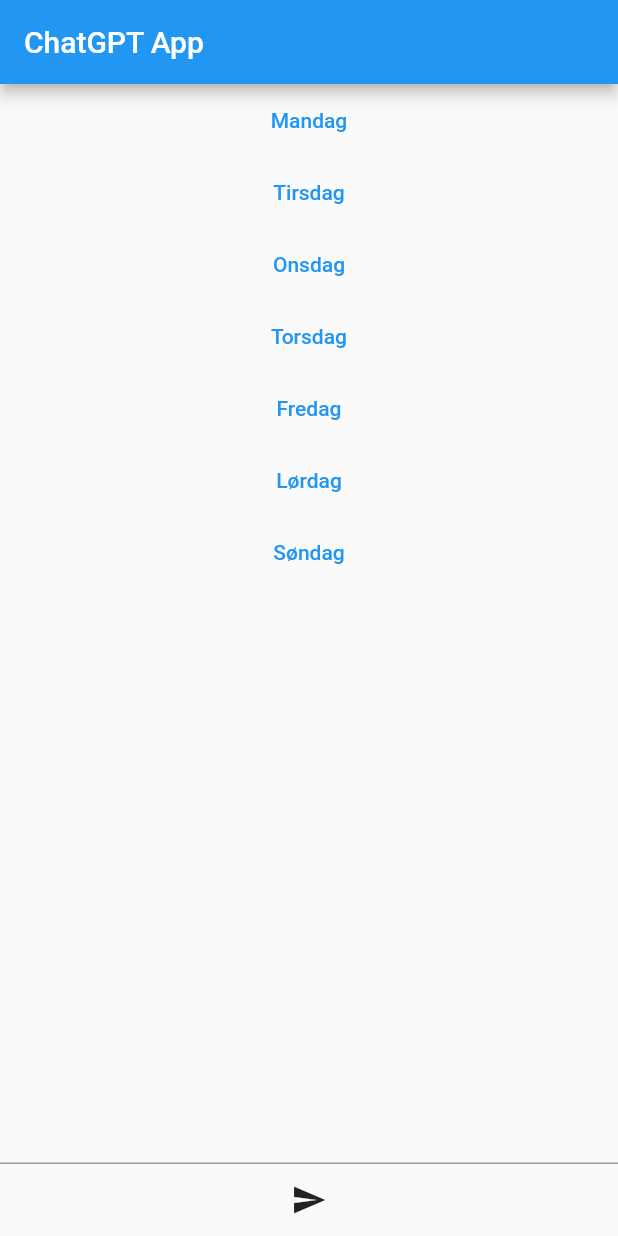
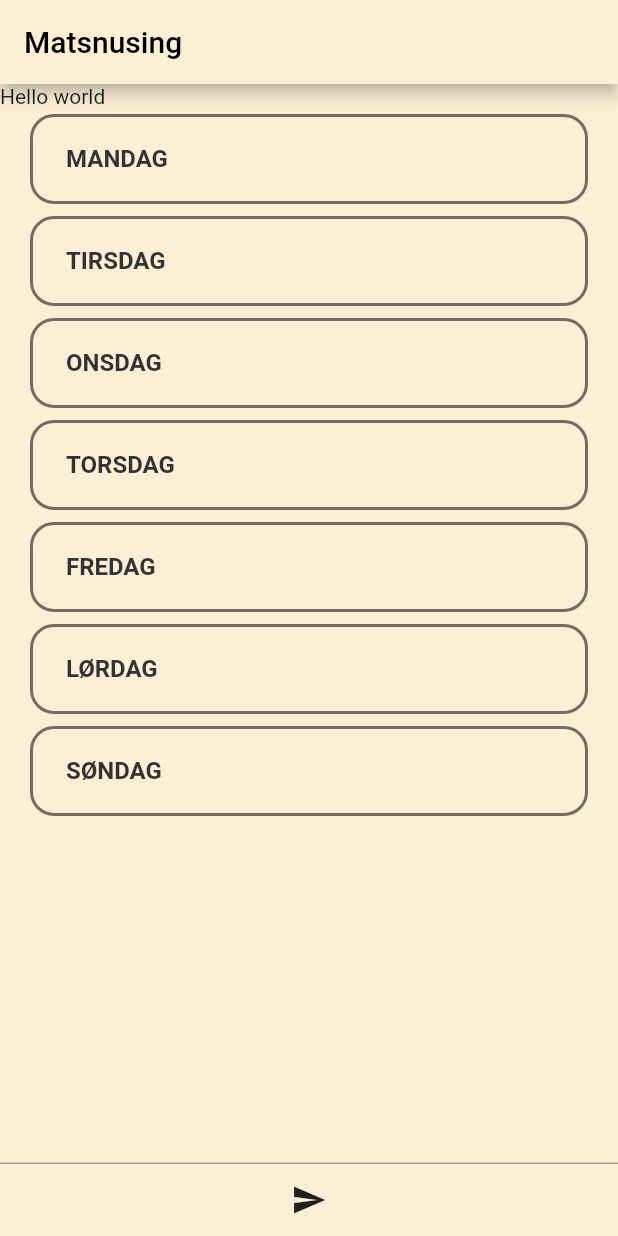
Before and after one commit to MariusTH/Matsnusing, a Flutter app: the screen it shows after launch, on a phone screen of 412 x 824 dp. Run offline on Flutter 3.47's test engine with Material 2 defaults, Android fonts, the phone set to English and light mode, and no system bars; our stand-ins replace dio, flutter_riverpod; Roboto replaces fonts that are missing (Information).

Commit message:
Styled buttons and started looking at riverpod

```diff
--- /dev/null
+++ b/client/lib/components/button.dart
@@ -0,0 +1,49 @@
+import 'package:flutter/material.dart';
+
+TextStyle TXT_STYLE = const TextStyle(
+  fontWeight: FontWeight.bold,
+  fontFamily: "Information",
+  fontSize: 16.0,
+  color: Color(0xFF333333),
+);
+
+ButtonStyle BTN_STYLE = ButtonStyle(
+  backgroundColor: MaterialStateProperty.all<Color>(const Color(0xfffdefd5)),
+  foregroundColor: MaterialStateProperty.all<Color>(const Color(0xff333333)),
+  shape: MaterialStateProperty.all<RoundedRectangleBorder>(
+    RoundedRectangleBorder(
+      borderRadius: BorderRadius.circular(16),
+      side: const BorderSide(
+        color: Color(0xFF756C5D),
+        width: 2.0,
+      ),
+    ),
+  ),
+  textStyle: MaterialStateProperty.all<TextStyle>(TXT_STYLE),
+  minimumSize: MaterialStateProperty.all<Size>(const Size(350.0, 60.0)),
+);
+
+class SelectButton extends TextButton {
+  SelectButton({
+    Key? key,
+    required VoidCallback onPressed,
+    String? text,
+    TextStyle? textStyle,
+    Color? backgroundColor,
+    double? borderRadius,
+  }) : super(
+          key: key,
+          onPressed: onPressed,
+          child: Align(
+            alignment: Alignment.centerLeft,
+            child: Padding(
+              padding: const EdgeInsets.symmetric(horizontal: 16.0),
+              child: Text(
+                text!.toUpperCase(),
+                textAlign: TextAlign.start,
+              )
+            ),
+          ),
+          style: BTN_STYLE,
+        );
+}
--- a/client/lib/daySelector.dart
+++ b/client/lib/daySelector.dart
@@ -1,84 +1,48 @@
-import 'dart:html';
+import 'package:flutter/material.dart';
+import "components/button.dart";
 
-import 'package:flutter/material.dart';
-
-class TutorialHome extends StatelessWidget {
+class DaySelector extends StatelessWidget {
   final Function callBack;
-  const TutorialHome({super.key, required this.callBack});
+  DaySelector({super.key, required this.callBack,});
 
   @override
   Widget build(BuildContext context) {
+    List<String> days = [
+      "Mandag",
+      "Tirsdag",
+      "Onsdag",
+      "Torsdag",
+      "Fredag",
+      "Lørdag",
+      "Søndag"
+    ];
+    List<Widget> buttons = [];
+    for (var day in days) {
+      buttons.add(
+        Container(
+          margin: const EdgeInsetsDirectional.fromSTEB(
+            20.0,
+            4.0,
+            20.0,
+            4.0
+          ),
+          child: SelectButton(
+            onPressed: () {
+              this.callBack(day);
+            },
+            text: day,
+          ),
+        )
+      );
+    }
     // Scaffold is a layout for
     // the major Material Components.
     return Scaffold(
+      backgroundColor: Color(0xfffdefd5),
       // body is the majority of the screen.
       body: Center(
         child: Column(
-          children: [
-            TextButton(
-              style: ButtonStyle(
-                foregroundColor: MaterialStateProperty.all<Color>(Colors.blue),
-              ),
-              onPressed: () {
-                this.callBack('Mandag');
-              },
-              child: Text('Mandag'),
-            ),
-            TextButton(
-              style: ButtonStyle(
-                foregroundColor: MaterialStateProperty.all<Color>(Colors.blue),
-              ),
-              onPressed: () {
-                this.callBack('Tirsdag');
-              },
-              child: Text('Tirsdag'),
-            ),
-            TextButton(
-              style: ButtonStyle(
-                foregroundColor: MaterialStateProperty.all<Color>(Colors.blue),
-              ),
-              onPressed: () {
-                this.callBack('Onsdag');
-              },
-              child: Text('Onsdag'),
-            ),
-            TextButton(
-              style: ButtonStyle(
-                foregroundColor: MaterialStateProperty.all<Color>(Colors.blue),
-              ),
-              onPressed: () {
-                this.callBack('Torsdag');
-              },
-              child: Text('Torsdag'),
-            ),
-            TextButton(
-              style: ButtonStyle(
-                foregroundColor: MaterialStateProperty.all<Color>(Colors.blue),
-              ),
-              onPressed: () {
-                this.callBack('Fredag');
-              },
-              child: Text('Fredag'),
-            ),
-            TextButton(
-              style: ButtonStyle(
-                foregroundColor: MaterialStateProperty.all<Color>(Colors.blue),
-              ),
-              onPressed: () {
-                this.callBack('Lørdag');
-              },
-              child: Text('Lørdag'),
-            ),
-            TextButton(
-              style: ButtonStyle(
-                foregroundColor: MaterialStateProperty.all<Color>(Colors.blue),
-              ),
-              onPressed: () {
-                this.callBack('Søndag');
-              },
-              child: Text('Søndag'),
-            ),
-          ],
+          children: buttons,
         ),
       ),
     );
--- a/client/lib/main.dart
+++ b/client/lib/main.dart
@@ -1,26 +1,71 @@
 import 'package:flutter/material.dart';
 import 'package:dio/dio.dart';
 import 'dart:convert';
+import 'package:flutter_riverpod/flutter_riverpod.dart';
 import 'daySelector.dart';
 
-void main() => runApp(MyApp());
+
+// We create a "provider", which will store a value (here "Hello world").
+// By using a provider, this allows us to mock/override the value exposed.
+final helloWorldProvider = Provider((_) => 'Hello world');
+
+void main() {
+  runApp(
+    // For widgets to be able to read providers, we need to wrap the entire
+    // application in a "ProviderScope" widget.
+    // This is where the state of our providers will be stored.
+    ProviderScope(
+      child: MyApp(),
+    ),
+  );
+}
 
 class MyApp extends StatelessWidget {
+
+  Map<int, Color> beigeColorSwatch =
+  {
+    50:Color.fromRGBO(253, 239, 213, .1),
+    100:Color.fromRGBO(253, 239, 213, .2),
+    200:Color.fromRGBO(253, 239, 213, .3),
+    300:Color.fromRGBO(253, 239, 213, .4),
+    400:Color.fromRGBO(253, 239, 213, .5),
+    500:Color.fromRGBO(253, 239, 213, .6),
+    600:Color.fromRGBO(253, 239, 213, .7),
+    700:Color.fromRGBO(253, 239, 213, .8),
+    800:Color.fromRGBO(253, 239, 213, .9),
+    900:Color.fromRGBO(253, 239, 213, 1),
+  };
   @override
   Widget build(BuildContext context) {
     return MaterialApp(
       title: 'ChatGPT App',
       home: ChatPage(),
+      theme: ThemeData(
+        // This is the theme of your application.
+        //
+        // Try running your application with "flutter run". You'll see the
+        // application has a blue toolbar. Then, without quitting the app, try
+        // changing the primarySwatch below to Colors.green and then invoke
+        // "hot reload" (press "r" in the console where you ran "flutter run",
+        // or simply save your changes to "hot reload" in a Flutter IDE).
+        // Notice that the counter didn't reset back to zero; the application
+        // is not restarted.
+        primarySwatch: MaterialColor(0xFFFDEFD5, beigeColorSwatch),
+        // This makes the visual density adapt to the platform that you run
+        // the app on. For desktop platforms, the controls will be smaller and
+        // closer together (more dense) than on mobile platforms.
+        visualDensity: VisualDensity.adaptivePlatformDensity,
+      ),
     );
   }
 }
 
-class ChatPage extends StatefulWidget {
+class ChatPage extends ConsumerStatefulWidget {
   @override
-  _ChatPageState createState() => _ChatPageState();
+  ConsumerState<ChatPage> createState() => _ChatPageState();
 }
 
-class _ChatPageState extends State<ChatPage> {
+class _ChatPageState extends ConsumerState<ChatPage> {
   final _foodController = TextEditingController();
   final _timeController = TextEditingController();
   String _response = '';
@@ -65,14 +110,19 @@ class _ChatPageState extends State<ChatPage> {
 
   @override
   Widget build(BuildContext context) {
+
+    final helloWorld = ref.read(helloWorldProvider);
+
     return Scaffold(
+      backgroundColor: Color(0xfffdefd5),
       appBar: AppBar(
-        title: Text('ChatGPT App'),
+        title: Text('Matsnusing'),
       ),
       body: Column(
         crossAxisAlignment: CrossAxisAlignment.stretch,
         children: [
-          Expanded(child: TutorialHome(callBack: dayCallBack,)),
+          Text(helloWorld),
+          Expanded(child: DaySelector(callBack: dayCallBack,)),
           Expanded(
             child: ListView(
               padding: EdgeInsets.all(16),
--- a/client/pubspec.yaml
+++ b/client/pubspec.yaml
@@ -21,6 +21,7 @@ version: 1.0.0+1
 
 environment:
   sdk: '>=2.18.0 <3.0.0'
+  flutter: ">=3.0.0"
 
 # Dependencies specify other packages that your package needs in order to work.
 # To automatically upgrade your package dependencies to the latest versions
@@ -37,6 +38,7 @@ dependencies:
   # Use with the CupertinoIcons class for iOS style icons.
   cupertino_icons: ^1.0.2
   dio: ^4.0.4
+  flutter_riverpod: ^2.3.2
 
 
 dev_dependencies:
--- a/server-ts/package.json
+++ b/server-ts/package.json
@@ -27,6 +27,7 @@
     "axios": "^1.3.4",
     "body-parser": "^1.20.2",
     "cors": "^2.8.5",
+    "dotenv": "^16.0.3",
     "express": "^4.18.2",
     "openai": "^3.2.1"
   }
```
Also changed, not shown: server-ts/package-lock.json, 2 other files.
